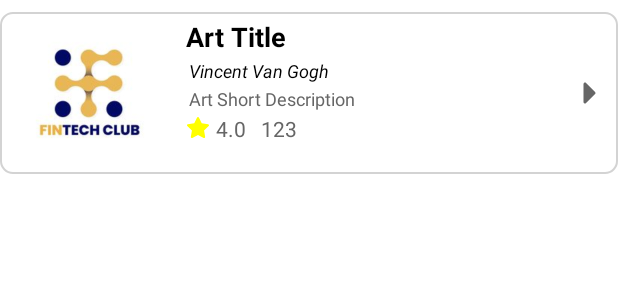
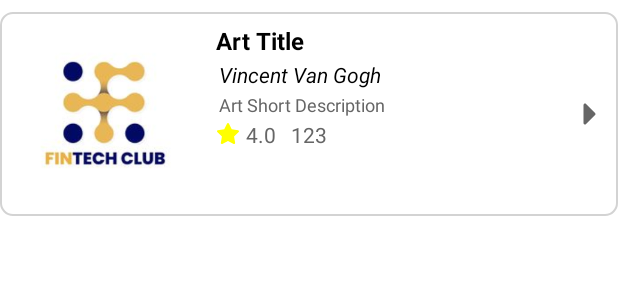
Before and after one commit to GuitarHero2004/Artisense, an Android app: the layout activity_art_piece.xml on its own in the app's theme, with its tools: preview values and no code run, on a phone screen of 412 x 824 dp. Shown: the top 300 px of the screen. Run offline under Robolectric (Android 15) with nearby library versions, the phone set to English and light mode, and no system bars.

Commit message:
updated styling

```diff
--- a/app/src/main/res/layout/activity_art_piece.xml
+++ b/app/src/main/res/layout/activity_art_piece.xml
@@ -6,14 +6,13 @@
     android:layout_marginVertical="8dp"
     android:gravity="fill_horizontal"
     android:orientation="horizontal"
-    android:paddingHorizontal="8dp"
-    android:paddingVertical="4dp"
+    android:padding="8dp"
     android:background="@drawable/art_piece_border">
 
     <!-- ImageView for the art piece image -->
     <androidx.cardview.widget.CardView
-        android:layout_width="100dp"
-        android:layout_height="100dp"
+        android:layout_width="120dp"
+        android:layout_height="120dp"
         android:layout_marginEnd="8dp"
         android:layout_gravity="center_vertical"
         app:cardCornerRadius="8dp"
@@ -44,9 +43,10 @@
             android:layout_height="wrap_content"
             android:layout_marginBottom="2dp"
             android:text="@string/art_title"
+            android:maxLines="1"
             android:textColor="@color/black"
             android:textStyle="bold"
-            android:textSize="18sp" />
+            android:textSize="16sp" />
 
         <TextView
             android:id="@+id/artAuthor"
@@ -59,7 +59,7 @@
             android:text="@string/vincent_van_gogh"
             android:textColor="@color/black"
             android:textStyle="italic"
-            android:textSize="12sp" />
+            android:textSize="14sp" />
 
         <!-- TextView for the art piece description -->
         <TextView
@@ -68,7 +68,7 @@
             android:layout_height="wrap_content"
             android:layout_marginBottom="2dp"
             android:ellipsize="end"
-            android:maxLines="2"
+            android:maxLines="3"
             android:paddingHorizontal="2dp"
             android:text="@string/art_short_description"
             android:textColor="#666"
```
Also changed, not shown: app/src/main/res/layout/activity_home_page.xml (+5 -3 lines).
